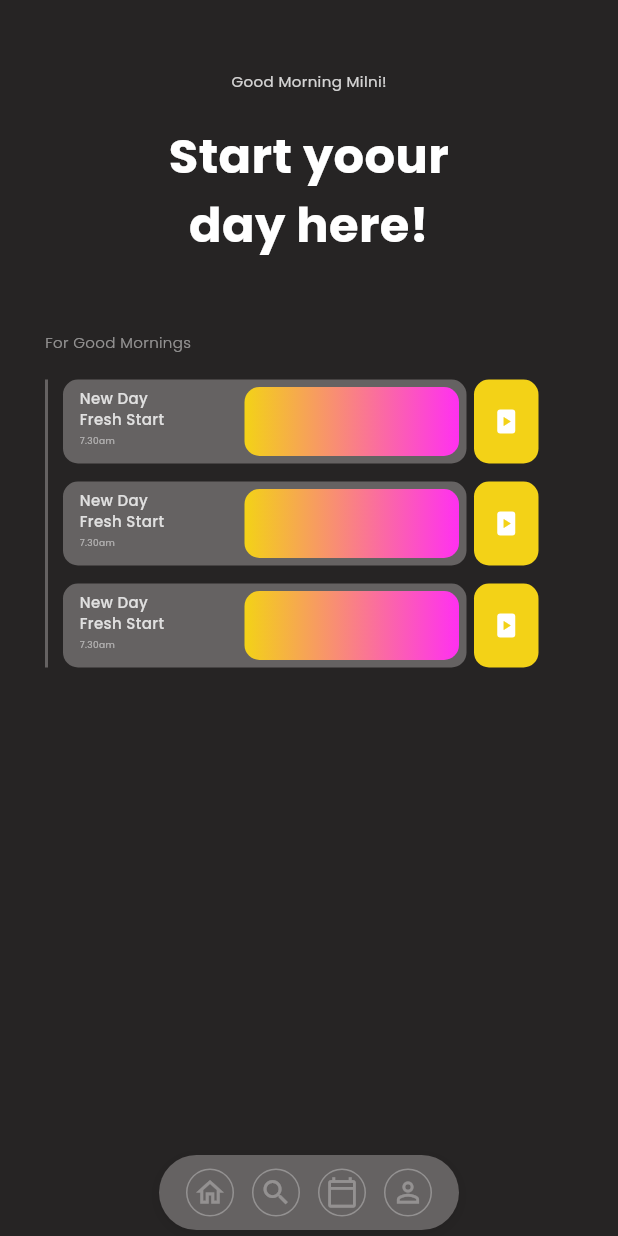
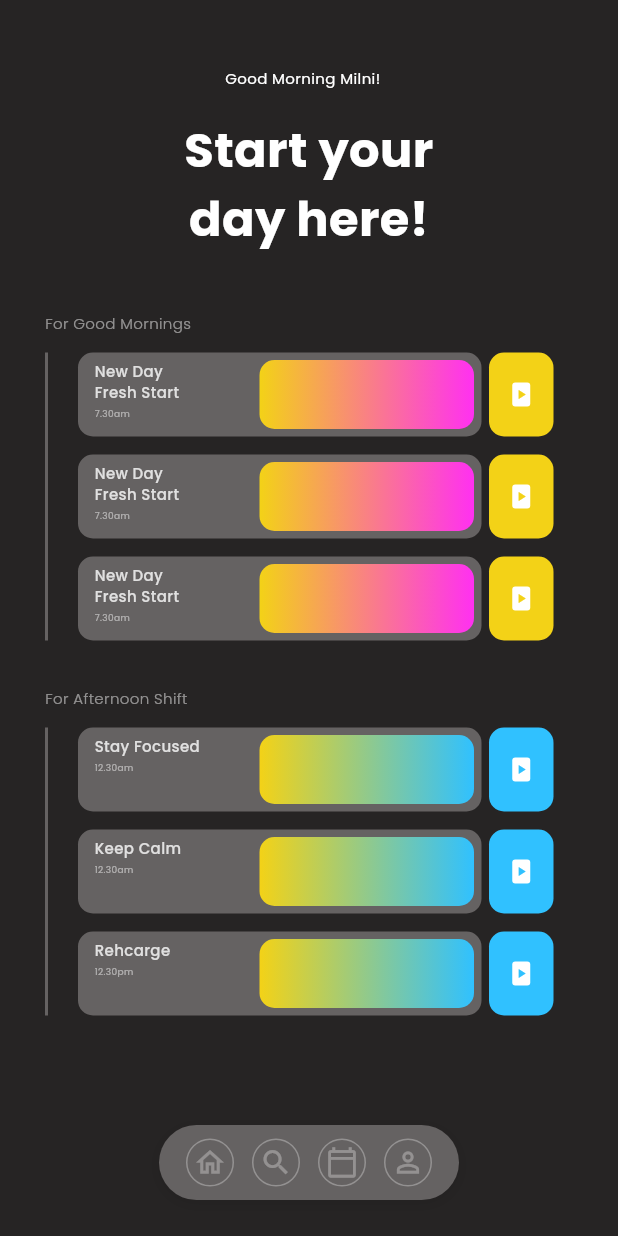
Before and after one commit to lakshanchamidu/Flutter-App-Task-2, a Flutter app: the HomePage screen opened directly, on a phone screen of 412 x 824 dp. Run offline on Flutter 3.47's test engine with Material 3 defaults, Android fonts, the phone set to English and light mode, and no system bars; our stand-ins replace google_fonts.

Commit message:
update code

```diff
--- a/task_2/lib/views/pages/home_page.dart
+++ b/task_2/lib/views/pages/home_page.dart
@@ -1,6 +1,7 @@
 import 'package:flutter/material.dart';
 import 'package:google_fonts/google_fonts.dart';
 import 'package:task_2/data/constant.dart';
+import 'package:task_2/views/widgets/afternoon_cards.dart';
 import 'package:task_2/views/widgets/morning_cards.dart';
 import 'package:task_2/views/widgets/nav_bar.dart';
 
@@ -18,42 +19,61 @@ class _HomePageState extends State<HomePage> {
     return Scaffold(
       backgroundColor: RColors.bgColor,
       body: SafeArea(
-        child: Column(
+        bottom: true,
+        child: Stack(
           children: [
-            Padding(
-              padding: const EdgeInsets.only(top: 47),
+            Positioned(
+              top: 47,
+              left: 150,
               child: Text(
                 "Good Morning Milni!",
                 style: GoogleFonts.poppins(
-                  color: Color.fromRGBO(255, 255, 255, 0.8),
                   fontWeight: FontWeight.w400,
+                  color: RColors.primaryColor,
+                  fontSize: 10,
+                  height: 1.0,
+                ),
+              ),
+            ),
+            Positioned(
+              top: 77,
+              left: 0,
+              right: 0,
+              child: Center(
+                child: Text(textAlign: TextAlign.center,"Start your\nday here!", style: RText.titleStyle),
+              ),
+            ),
+            Positioned(
+              top: 208,
+              left: 30,
+              child: Text(
+                "For Good Mornings",
+                style: GoogleFonts.poppins(
+                  fontWeight: FontWeight.w300,
+                  color: RColors.text1Color,
                   fontSize: 10,
                 ),
               ),
             ),
-            SizedBox(height: 20),
-            Text(
-              textAlign: TextAlign.center,
-              "Start yoour\nday here!",
-              style: RText.titleStyle,
-            ),
-            SizedBox(height: 50),
-            Padding(
-              padding: const EdgeInsets.only(left: 30),
-              child: Align(
-                alignment: Alignment.centerLeft,
-                child: Text(
-                  textAlign: TextAlign.start,
-                  "For Good Mornings",
-                  style: RText.swipeStyle,
+            Positioned(
+              top: 458,
+              left: 30,
+              child: Text(
+                "For Afternoon Shift",
+                style: GoogleFonts.poppins(
+                  fontWeight: FontWeight.w300,
+                  color: RColors.text1Color,
+                  fontSize: 10,
                 ),
               ),
             ),
-            SizedBox(height: 20,),
-            MoodCards(),
-            Spacer(),
-            Padding(
-              padding: EdgeInsets.only(bottom: 4),
+            Positioned(top: 235, child: MoodCards()),
+            Positioned(top: 485, child: Mood2Cards()),
+
+            Positioned(
+              left: 0,
+              right: 0,
+              bottom: 24,
               child: Center(
                 child: NavBar(
                   selectedIndex: _navIndex,
--- a/task_2/lib/views/pages/welcome_page.dart
+++ b/task_2/lib/views/pages/welcome_page.dart
@@ -1,6 +1,6 @@
 import 'package:flutter/material.dart';
 import 'package:task_2/data/constant.dart';
-import 'package:task_2/views/pages/select_screen.dart';
+import 'package:task_2/views/pages/home_page.dart';
 import 'package:task_2/views/widgets/mood_button.dart';
 
 class WelcomePage extends StatefulWidget {
@@ -121,7 +121,7 @@ class _WelcomePageState extends State<WelcomePage> {
                         Navigator.push(
                           context,
                           MaterialPageRoute(
-                            builder: (context) => const PlayScreen(),
+                            builder: (context) => const HomePage(),
                           ),
                         );
                       },
--- a/task_2/lib/views/widgets/nav_bar.dart
+++ b/task_2/lib/views/widgets/nav_bar.dart
@@ -22,7 +22,7 @@ class _NavBarState extends State<NavBar> {
   ];
 
   static const double navWidth = 200;
-  static const double expandedNavWidth = 240;
+  static const double expandedNavWidth = 260;
   static const double iconSize = 36;
 
   @override
--- a/task_2/lib/views/widgets/reusable_mood_card.dart
+++ b/task_2/lib/views/widgets/reusable_mood_card.dart
@@ -7,6 +7,7 @@ class ReusableMoodCard extends StatelessWidget {
   final String time;
   final LinearGradient gradient;
   final Color buttonColor;
+  final VoidCallback onTap;
 
   const ReusableMoodCard({
     Key? key,
@@ -14,12 +15,13 @@ class ReusableMoodCard extends StatelessWidget {
     required this.time,
     required this.gradient,
     required this.buttonColor,
+    required this.onTap,
   }) : super(key: key);
 
   @override
   Widget build(BuildContext context) {
     return Container(
-      width: 307,
+      width: 327,
       height: 56,
       decoration: BoxDecoration(color: Colors.transparent),
       child: Row(
@@ -72,7 +74,9 @@ class ReusableMoodCard extends StatelessWidget {
           ),
           SizedBox(width: 5),
 
-          Container(
+          GestureDetector(
+            onTap: onTap,
+            child: Container(
               width: 43,
               height: 56,
               decoration: BoxDecoration(
@@ -92,6 +96,7 @@ class ReusableMoodCard extends StatelessWidget {
                 ),
               ),
             ),
+          ),
         ],
       ),
     );
```
Also changed, not shown: task_2/lib/views/widgets/afternoon_cards.dart (+23 -1 lines), task_2/lib/views/widgets/morning_cards.dart (+23 -1 lines). Lines whose indentation alone changed are shown as unchanged.
